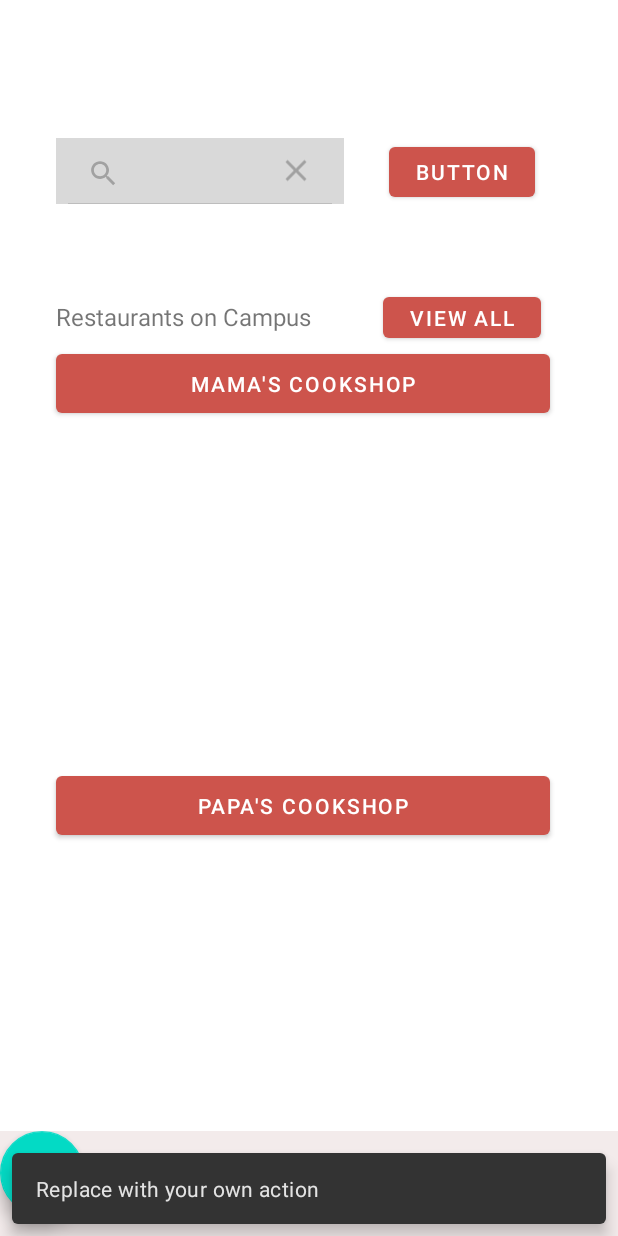
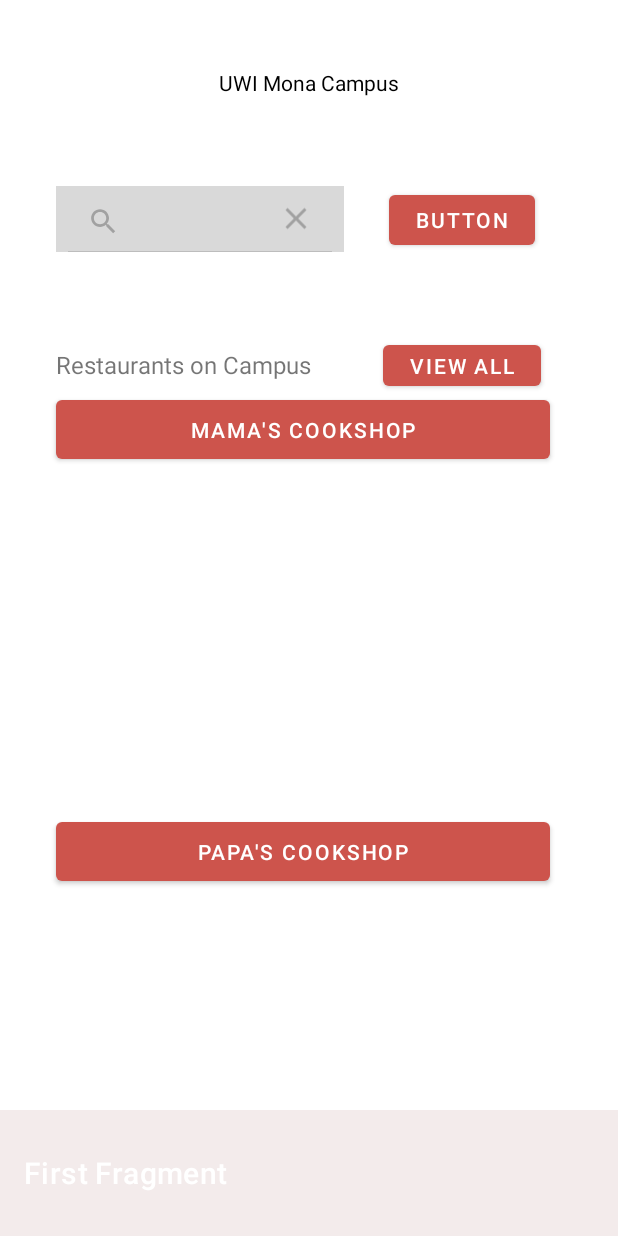
Before and after one commit to Chavaughn/SWEN3001_Project_StarvationPrevention, an Android app: the screen it shows after launch (Home before the commit, HomeActivity after it), after a tap on "Search", on a phone screen of 412 x 824 dp. Run offline under Robolectric (Android 15) with nearby library versions, the phone set to English and light mode, and no system bars; our stand-ins replace navigation-ui; 2 other taps on this screen came first.

Commit message:
First Commit pt 2

```diff
--- a/app/src/main/AndroidManifest.xml
+++ b/app/src/main/AndroidManifest.xml
@@ -13,7 +13,7 @@
         android:theme="@style/Theme.SWEN3001_Project_StarvationPrevention"
         tools:targetApi="31">
         <activity
-            android:name=".Home"
+            android:name=".HomeActivity"
             android:exported="true"
             android:label="@string/app_name"
             android:theme="@style/Theme.SWEN3001_Project_StarvationPrevention.NoActionBar">
--- a/app/src/main/java/com/example/swen3001_project_starvationprevention/Home.kt
+++ b/app/src/main/java/com/example/swen3001_project_starvationprevention/HomeActivity.kt
@@ -1,7 +1,6 @@
 package com.example.swen3001_project_starvationprevention
 
 import android.os.Bundle
-import com.google.android.material.snackbar.Snackbar
 import androidx.appcompat.app.AppCompatActivity
 import androidx.navigation.findNavController
 import androidx.navigation.ui.AppBarConfiguration
@@ -9,7 +8,7 @@
 import androidx.navigation.ui.setupActionBarWithNavController
 import com.example.swen3001_project_starvationprevention.databinding.ActivityHomeBinding
 
-class Home : AppCompatActivity() {
+class HomeActivity : AppCompatActivity() {
 
     private lateinit var appBarConfiguration: AppBarConfiguration
     private lateinit var binding: ActivityHomeBinding
@@ -26,10 +25,6 @@
         appBarConfiguration = AppBarConfiguration(navController.graph)
         setupActionBarWithNavController(navController, appBarConfiguration)
 
-        binding.fab.setOnClickListener { view ->
-            Snackbar.make(view, "Replace with your own action", Snackbar.LENGTH_LONG)
-                .setAction("Action", null).show()
-        }
     }
 
     override fun onSupportNavigateUp(): Boolean {
--- a/app/src/main/java/com/example/swen3001_project_starvationprevention/Second2Fragment.kt
+++ b/app/src/main/java/com/example/swen3001_project_starvationprevention/HomeFragment.kt
@@ -6,14 +6,14 @@
 import android.view.View
 import android.view.ViewGroup
 import androidx.navigation.fragment.findNavController
-import com.example.swen3001_project_starvationprevention.databinding.FragmentSecond2Binding
+import com.example.swen3001_project_starvationprevention.databinding.HomeFragmentBinding
 
 /**
- * A simple [Fragment] subclass as the second destination in the navigation.
+ * A simple [Fragment] subclass as the default destination in the navigation.
  */
-class Second2Fragment : Fragment() {
+class HomeFragment : Fragment() {
 
-    private var _binding: FragmentSecond2Binding? = null
+    private var _binding: HomeFragmentBinding? = null
 
     // This property is only valid between onCreateView and
     // onDestroyView.
@@ -24,7 +24,7 @@
         savedInstanceState: Bundle?
     ): View? {
 
-        _binding = FragmentSecond2Binding.inflate(inflater, container, false)
+        _binding = HomeFragmentBinding.inflate(inflater, container, false)
         return binding.root
 
     }
@@ -32,8 +32,8 @@
     override fun onViewCreated(view: View, savedInstanceState: Bundle?) {
         super.onViewCreated(view, savedInstanceState)
 
-        binding.buttonSecond.setOnClickListener {
-            findNavController().navigate(R.id.action_SecondFragment_to_FirstFragment)
+        binding.buttonFirst.setOnClickListener {
+            findNavController().navigate(R.id.action_FirstFragment_to_SecondFragment)
         }
     }
 
--- a/app/src/main/java/com/example/swen3001_project_starvationprevention/First2Fragment.kt
+++ b/app/src/main/java/com/example/swen3001_project_starvationprevention/RestaurantFragment.kt
@@ -6,14 +6,14 @@
 import android.view.View
 import android.view.ViewGroup
 import androidx.navigation.fragment.findNavController
-import com.example.swen3001_project_starvationprevention.databinding.FragmentFirst2Binding
+import com.example.swen3001_project_starvationprevention.databinding.RestaurantFragmentBinding
 
 /**
- * A simple [Fragment] subclass as the default destination in the navigation.
+ * A simple [Fragment] subclass as the second destination in the navigation.
  */
-class First2Fragment : Fragment() {
+class RestaurantFragment : Fragment() {
 
-    private var _binding: FragmentFirst2Binding? = null
+    private var _binding: RestaurantFragmentBinding? = null
 
     // This property is only valid between onCreateView and
     // onDestroyView.
@@ -24,7 +24,7 @@
         savedInstanceState: Bundle?
     ): View? {
 
-        _binding = FragmentFirst2Binding.inflate(inflater, container, false)
+        _binding = RestaurantFragmentBinding.inflate(inflater, container, false)
         return binding.root
 
     }
@@ -32,8 +32,8 @@
     override fun onViewCreated(view: View, savedInstanceState: Bundle?) {
         super.onViewCreated(view, savedInstanceState)
 
-        binding.buttonFirst.setOnClickListener {
-            findNavController().navigate(R.id.action_FirstFragment_to_SecondFragment)
+        binding.buttonSecond.setOnClickListener {
+            findNavController().navigate(R.id.action_SecondFragment_to_FirstFragment)
         }
     }
 
--- a/app/src/main/res/layout/activity_home.xml
+++ b/app/src/main/res/layout/activity_home.xml
@@ -5,48 +5,30 @@
     android:id="@+id/constraintLayoutHome"
     android:layout_width="match_parent"
     android:layout_height="match_parent"
-    tools:context=".Home">
+    tools:context=".HomeActivity">
 
     <TextView
         android:id="@+id/textView"
-        android:layout_width="0dp"
-        android:layout_height="23dp"
-        android:text="TextView"
-        app:layout_constraintBottom_toBottomOf="@+id/appBarLayout3"
-        app:layout_constraintEnd_toStartOf="@+id/guideline8"
-        app:layout_constraintStart_toStartOf="@+id/guideline7"
-        app:layout_constraintTop_toTopOf="parent" />
-
-    <com.google.android.material.appbar.AppBarLayout
-        android:id="@+id/appBarLayout3"
-        android:layout_width="0dp"
-        android:layout_height="wrap_content"
-        android:background="@color/white"
-        android:theme="@style/Theme.SWEN3001_Project_StarvationPrevention.AppBarOverlay"
+        android:layout_width="194dp"
+        android:layout_height="29dp"
+        android:text="UWI Mona Campus"
+        android:textAlignment="center"
+        android:textColor="@color/black"
+        app:layout_constraintBottom_toTopOf="@+id/guideline9"
         app:layout_constraintEnd_toEndOf="parent"
         app:layout_constraintStart_toStartOf="parent"
-        app:layout_constraintTop_toTopOf="parent"
-        app:elevation="0dp">
-
-        <androidx.appcompat.widget.Toolbar
-            android:id="@+id/toolbar"
-            android:layout_width="match_parent"
-            android:layout_height="88dp"
-            android:background="@color/white"
-            app:popupTheme="@style/Theme.SWEN3001_Project_StarvationPrevention.PopupOverlay" />
-
-    </com.google.android.material.appbar.AppBarLayout>
+        app:layout_constraintTop_toTopOf="parent" />
 
     <include
         android:id="@+id/include3"
         layout="@layout/content_home"
         android:layout_width="0dp"
         android:layout_height="0dp"
-        app:layout_constraintBottom_toTopOf="@+id/linearLayout"
+        app:layout_constraintBottom_toTopOf="@+id/toolbar"
         app:layout_constraintEnd_toEndOf="parent"
         app:layout_constraintHorizontal_bias="0.0"
         app:layout_constraintStart_toStartOf="parent"
-        app:layout_constraintTop_toBottomOf="@+id/appBarLayout3" />
+        app:layout_constraintTop_toTopOf="@+id/guideline9" />
 
     <androidx.constraintlayout.widget.Guideline
         android:id="@+id/guideline7"
@@ -59,26 +41,29 @@
         android:id="@+id/guideline8"
         android:layout_width="wrap_content"
         android:layout_height="wrap_content"
+        android:layout_marginEnd="71dp"
         android:orientation="vertical"
-        app:layout_constraintGuide_begin="283dp" />
+        app:layout_constraintEnd_toEndOf="parent"
+        app:layout_constraintGuide_end="126dp" />
 
-    <LinearLayout
-        android:id="@+id/linearLayout"
-        android:layout_width="0dp"
-        android:layout_height="70dp"
+    <androidx.constraintlayout.widget.Guideline
+        android:id="@+id/guideline9"
+        android:layout_width="wrap_content"
+        android:layout_height="wrap_content"
+        android:orientation="horizontal"
+        app:layout_constraintGuide_begin="120dp" />
+
+    <androidx.appcompat.widget.Toolbar
+        android:id="@+id/toolbar"
+        android:layout_width="635dp"
+        android:layout_height="84dp"
+        android:layout_weight="1"
         android:background="@color/SbarIBackground"
-        android:orientation="horizontal"
+        android:minHeight="?attr/actionBarSize"
+        android:theme="?attr/actionBarTheme"
         app:layout_constraintBottom_toBottomOf="parent"
-        app:layout_constraintEnd_toEndOf="parent"
         app:layout_constraintStart_toStartOf="parent"
         app:layout_constraintTop_toTopOf="parent"
-        app:layout_constraintVertical_bias="1.0">
-
-        <com.google.android.material.floatingactionbutton.FloatingActionButton
-            android:id="@+id/fab"
-            android:layout_width="wrap_content"
-            android:layout_height="wrap_content"
-            app:srcCompat="@android:drawable/ic_dialog_email" />
-    </LinearLayout>
+        app:layout_constraintVertical_bias="1.0" />
 
 </androidx.constraintlayout.widget.ConstraintLayout>
--- a/app/src/main/res/layout/fragment_first2.xml
+++ b/app/src/main/res/layout/home_fragment.xml
@@ -4,7 +4,7 @@
     xmlns:tools="http://schemas.android.com/tools"
     android:layout_width="match_parent"
     android:layout_height="match_parent"
-    tools:context=".First2Fragment">
+    tools:context=".HomeFragment">
 
     <ScrollView
         android:layout_width="291dp"
--- a/app/src/main/res/layout/fragment_second2.xml
+++ b/app/src/main/res/layout/restaurant_fragment.xml
@@ -4,7 +4,7 @@
     xmlns:tools="http://schemas.android.com/tools"
     android:layout_width="match_parent"
     android:layout_height="match_parent"
-    tools:context=".Second2Fragment">
+    tools:context=".RestaurantFragment">
 
     <TextView
         android:id="@+id/textview_second"
--- a/app/src/main/res/menu/menu_main.xml
+++ b/app/src/main/res/menu/menu_main.xml
@@ -1,7 +1,7 @@
 <menu xmlns:android="http://schemas.android.com/apk/res/android"
     xmlns:app="http://schemas.android.com/apk/res-auto"
     xmlns:tools="http://schemas.android.com/tools"
-    tools:context="com.example.swen3001_project_starvationprevention.Home">
+    tools:context="com.example.swen3001_project_starvationprevention.HomeActivity">
     <item
         android:id="@+id/action_settings"
         android:orderInCategory="100"
--- a/app/src/main/res/navigation/nav_graph.xml
+++ b/app/src/main/res/navigation/nav_graph.xml
@@ -7,9 +7,9 @@
 
     <fragment
         android:id="@+id/FirstFragment"
-        android:name="com.example.swen3001_project_starvationprevention.First2Fragment"
+        android:name="com.example.swen3001_project_starvationprevention.HomeFragment"
         android:label="@string/first_fragment_label"
-        tools:layout="@layout/fragment_first2">
+        tools:layout="@layout/home_fragment">
 
         <action
             android:id="@+id/action_FirstFragment_to_SecondFragment"
@@ -17,9 +17,9 @@
     </fragment>
     <fragment
         android:id="@+id/SecondFragment"
-        android:name="com.example.swen3001_project_starvationprevention.Second2Fragment"
+        android:name="com.example.swen3001_project_starvationprevention.RestaurantFragment"
         android:label="@string/second_fragment_label"
-        tools:layout="@layout/fragment_second2">
+        tools:layout="@layout/restaurant_fragment">
 
         <action
             android:id="@+id/action_SecondFragment_to_FirstFragment"
```
